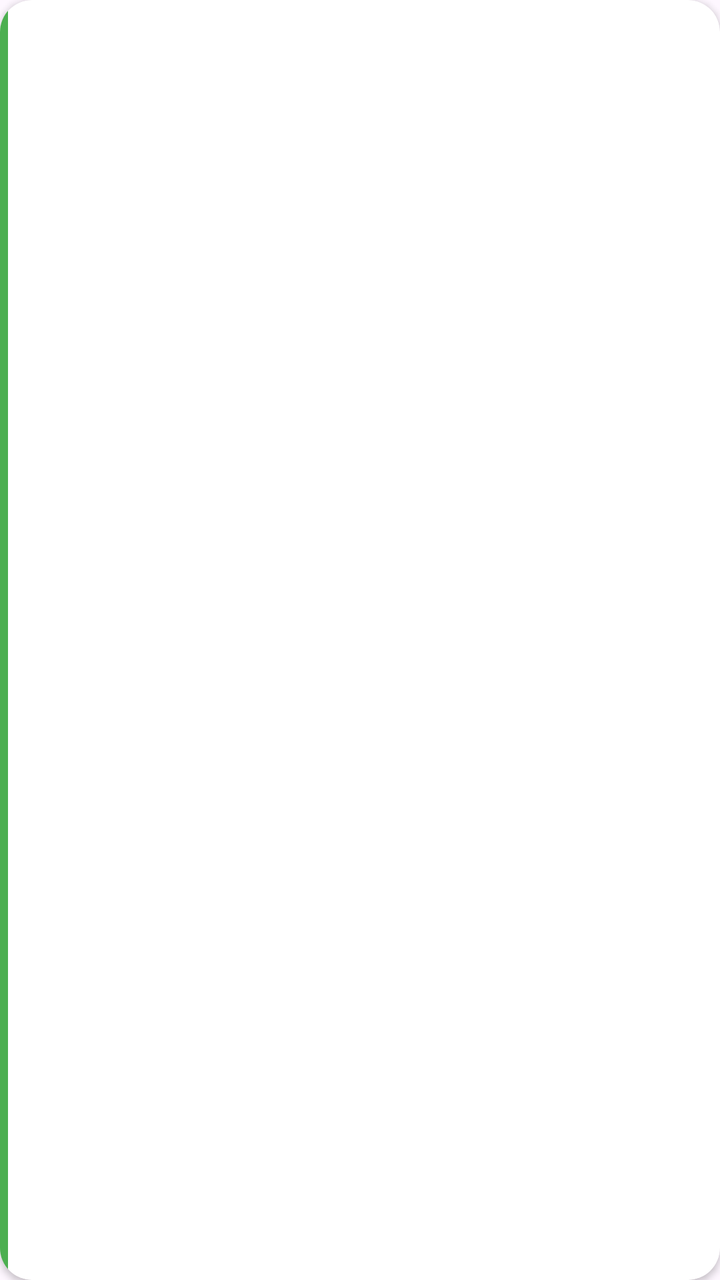
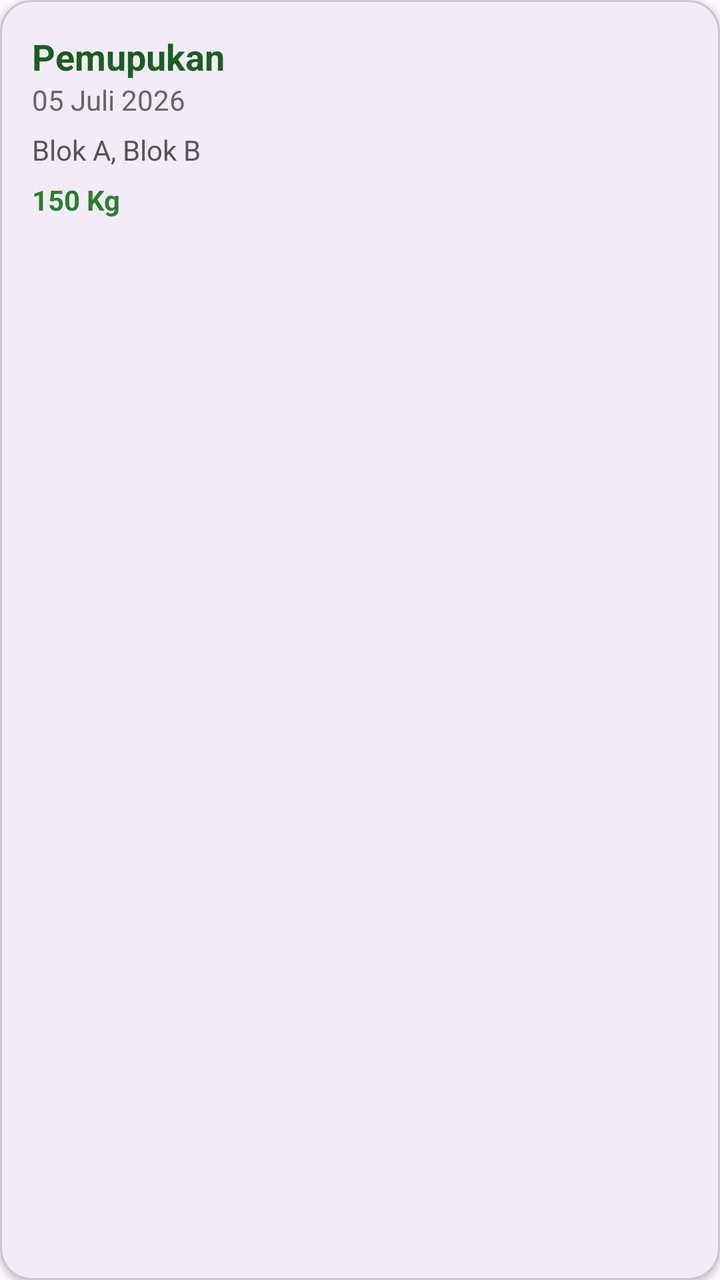

An Android layout rendered at two revisions. The XML below is the earlier revision; the diff shows what the commit changed to produce the second picture.
<!-- AndroidManifest.xml: application theme Theme.Notasawit -->
<!-- res/layout/item_riwayat_kegiatan.xml -->
<androidx.cardview.widget.CardView
    xmlns:android="http://schemas.android.com/apk/res/android"
    xmlns:app="http://schemas.android.com/apk/res-auto"
    android:layout_width="match_parent"
    android:layout_height="wrap_content"
    android:layout_marginHorizontal="16dp"
    android:layout_marginVertical="6dp"
    app:cardCornerRadius="16dp"
    app:cardElevation="2dp">

    <LinearLayout
        android:layout_width="match_parent"
        android:layout_height="wrap_content"
        android:orientation="vertical">

        
        <View
            android:id="@+id/viewIndicator"
            android:layout_width="4dp"
            android:layout_height="match_parent"
            android:background="#4CAF50"/>

        <LinearLayout
            android:layout_width="match_parent"
            android:layout_height="wrap_content"
            android:orientation="vertical"
            android:padding="16dp">

            
            <LinearLayout
                android:layout_width="match_parent"
                android:layout_height="wrap_content">

                
                <LinearLayout
                    android:id="@+id/iconContainer"
                    android:layout_width="48dp"
                    android:layout_height="48dp"
                    android:gravity="center"
                    android:background="@color/agri_green_light">

                    <ImageView
                        android:id="@+id/imgJenis"
                        android:layout_width="24dp"
                        android:layout_height="24dp"
                        android:src="@drawable/harvest"/>
                </LinearLayout>

                
                <LinearLayout
                    android:layout_width="0dp"
                    android:layout_height="wrap_content"
                    android:layout_weight="1"
                    android:layout_marginStart="12dp"
                    android:orientation="vertical">

                    <TextView
                        android:id="@+id/txtJenis"
                        android:layout_width="wrap_content"
                        android:layout_height="wrap_content"
                        android:text="Panen"
                        android:textStyle="bold"
                        android:textSize="16sp"/>

                    <TextView
                        android:id="@+id/txtLahan"
                        android:layout_width="wrap_content"
                        android:layout_height="wrap_content"
                        android:text="Blok A • Lahan 03"
                        android:textColor="#757575"
                        android:textSize="13sp"/>
                </LinearLayout>

                
                <LinearLayout
                    android:layout_width="wrap_content"
                    android:layout_height="wrap_content"
                    android:orientation="vertical"
                    android:gravity="end">

                    <TextView
                        android:id="@+id/txtTanggal"
                        android:layout_width="wrap_content"
                        android:layout_height="wrap_content"
                        android:text="12 Jun 2026"
                        android:textColor="#757575"
                        android:textSize="12sp"/>


                </LinearLayout>

            </LinearLayout>

            
            <View
                android:layout_width="match_parent"
                android:layout_height="1dp"
                android:background="#EEEEEE"
                android:layout_marginVertical="12dp"/>

            
            <LinearLayout
                android:layout_width="match_parent"
                android:layout_height="wrap_content">

                <LinearLayout
                    android:layout_width="0dp"
                    android:layout_height="wrap_content"
                    android:layout_weight="1"
                    android:orientation="vertical">

                    <TextView
                        android:layout_width="wrap_content"
                        android:layout_height="wrap_content"
                        android:text="JUMLAH"
                        android:textColor="#9E9E9E"
                        android:textSize="11sp"/>

                    <TextView
                        android:id="@+id/txtJumlah"
                        android:layout_width="wrap_content"
                        android:layout_height="wrap_content"
                        android:text="1.240 Kg"
                        android:textStyle="bold"
                        android:textSize="18sp"/>
                </LinearLayout>

                <View
                    android:layout_width="1dp"
                    android:layout_height="40dp"
                    android:background="#EEEEEE"/>

                <LinearLayout
                    android:layout_width="0dp"
                    android:layout_height="wrap_content"
                    android:layout_weight="1"
                    android:layout_marginStart="16dp"
                    android:orientation="vertical">

                    <TextView
                        android:layout_width="wrap_content"
                        android:layout_height="wrap_content"
                        android:text="KETERANGAN"
                        android:textColor="#9E9E9E"
                        android:textSize="11sp"/>

                    <TextView
                        android:id="@+id/txtKeterangan"
                        android:layout_width="wrap_content"
                        android:layout_height="wrap_content"
                        android:text="Panen TBS"
                        android:textSize="15sp"/>
                </LinearLayout>

            </LinearLayout>

        </LinearLayout>

    </LinearLayout>

</androidx.cardview.widget.CardView>
<!-- resources referenced by this layout -->
<resources>
  <color name="agri_green_light">#E2EBE2</color>
  <!-- drawable harvest: png bitmap (drawable, 648 bytes) -->
  <style name="Theme.Notasawit" parent="Base.Theme.Notasawit" />
  <style name="Base.Theme.Notasawit" parent="Theme.Material3.DayNight.NoActionBar">
          
          
      </style>
</resources>

<!-- the commit's change to res/layout/item_riwayat_kegiatan.xml (unified diff, before → after) -->
@@ -1,161 +1,52 @@
-<androidx.cardview.widget.CardView
+<?xml version="1.0" encoding="utf-8"?>
+<com.google.android.material.card.MaterialCardView
     xmlns:android="http://schemas.android.com/apk/res/android"
     xmlns:app="http://schemas.android.com/apk/res-auto"
     android:layout_width="match_parent"
     android:layout_height="wrap_content"
-    android:layout_marginHorizontal="16dp"
-    android:layout_marginVertical="6dp"
+    android:layout_margin="8dp"
     app:cardCornerRadius="16dp"
     app:cardElevation="2dp">
 
     <LinearLayout
         android:layout_width="match_parent"
         android:layout_height="wrap_content"
-        android:orientation="vertical">
+        android:orientation="vertical"
+        android:padding="16dp">
 
-        
-        <View
-            android:id="@+id/viewIndicator"
-            android:layout_width="4dp"
-            android:layout_height="match_parent"
-            android:background="#4CAF50"/>
+        <TextView
+            android:id="@+id/tvJenis"
+            android:layout_width="wrap_content"
+            android:layout_height="wrap_content"
+            android:text="Pemupukan"
+            android:textStyle="bold"
+            android:textSize="18sp"
+            android:textColor="#1B5E20"/>
 
-        <LinearLayout
-            android:layout_width="match_parent"
+        <TextView
+            android:id="@+id/tvTanggal"
+            android:layout_width="wrap_content"
             android:layout_height="wrap_content"
-            android:orientation="vertical"
-            android:padding="16dp">
+            android:text="05 Juli 2026"
+            android:textColor="#666"/>
 
-            
-            <LinearLayout
-                android:layout_width="match_parent"
-                android:layout_height="wrap_content">
+        <TextView
+            android:id="@+id/tvLahan"
+            android:layout_width="wrap_content"
+            android:layout_height="wrap_content"
+            android:text="Blok A, Blok B"
+            android:textColor="#555"
+            android:layout_marginTop="6dp"/>
 
-                
-                <LinearLayout
-                    android:id="@+id/iconContainer"
-                    android:layout_width="48dp"
-                    android:layout_height="48dp"
-                    android:gravity="center"
-                    android:background="@color/agri_green_light">
-
-                    <ImageView
-                        android:id="@+id/imgJenis"
-                        android:layout_width="24dp"
-                        android:layout_height="24dp"
-                        android:src="@drawable/harvest"/>
-                </LinearLayout>
-
-                
-                <LinearLayout
-                    android:layout_width="0dp"
-                    android:layout_height="wrap_content"
-                    android:layout_weight="1"
-                    android:layout_marginStart="12dp"
-                    android:orientation="vertical">
-
-                    <TextView
-                        android:id="@+id/txtJenis"
-                        android:layout_width="wrap_content"
-                        android:layout_height="wrap_content"
-                        android:text="Panen"
-                        android:textStyle="bold"
-                        android:textSize="16sp"/>
-
-                    <TextView
-                        android:id="@+id/txtLahan"
-                        android:layout_width="wrap_content"
-                        android:layout_height="wrap_content"
-                        android:text="Blok A • Lahan 03"
-                        android:textColor="#757575"
-                        android:textSize="13sp"/>
-                </LinearLayout>
-
-                
-                <LinearLayout
-                    android:layout_width="wrap_content"
-                    android:layout_height="wrap_content"
-                    android:orientation="vertical"
-                    android:gravity="end">
-
-                    <TextView
-                        android:id="@+id/txtTanggal"
-                        android:layout_width="wrap_content"
-                        android:layout_height="wrap_content"
-                        android:text="12 Jun 2026"
-                        android:textColor="#757575"
-                        android:textSize="12sp"/>
-
-
-                </LinearLayout>
-
-            </LinearLayout>
-
-            
-            <View
-                android:layout_width="match_parent"
-                android:layout_height="1dp"
-                android:background="#EEEEEE"
-                android:layout_marginVertical="12dp"/>
-
-            
-            <LinearLayout
-                android:layout_width="match_parent"
-                android:layout_height="wrap_content">
-
-                <LinearLayout
-                    android:layout_width="0dp"
-                    android:layout_height="wrap_content"
-                    android:layout_weight="1"
-                    android:orientation="vertical">
-
-                    <TextView
-                        android:layout_width="wrap_content"
-                        android:layout_height="wrap_content"
-                        android:text="JUMLAH"
-                        android:textColor="#9E9E9E"
-                        android:textSize="11sp"/>
-
-                    <TextView
-                        android:id="@+id/txtJumlah"
-                        android:layout_width="wrap_content"
-                        android:layout_height="wrap_content"
-                        android:text="1.240 Kg"
-                        android:textStyle="bold"
-                        android:textSize="18sp"/>
-                </LinearLayout>
-
-                <View
-                    android:layout_width="1dp"
-                    android:layout_height="40dp"
-                    android:background="#EEEEEE"/>
-
-                <LinearLayout
-                    android:layout_width="0dp"
-                    android:layout_height="wrap_content"
-                    android:layout_weight="1"
-                    android:layout_marginStart="16dp"
-                    android:orientation="vertical">
-
-                    <TextView
-                        android:layout_width="wrap_content"
-                        android:layout_height="wrap_content"
-                        android:text="KETERANGAN"
-                        android:textColor="#9E9E9E"
-                        android:textSize="11sp"/>
-
-                    <TextView
-                        android:id="@+id/txtKeterangan"
-                        android:layout_width="wrap_content"
-                        android:layout_height="wrap_content"
-                        android:text="Panen TBS"
-                        android:textSize="15sp"/>
-                </LinearLayout>
-
-            </LinearLayout>
-
-        </LinearLayout>
+        <TextView
+            android:id="@+id/tvJumlah"
+            android:layout_width="wrap_content"
+            android:layout_height="wrap_content"
+            android:text="150 Kg"
+            android:textStyle="bold"
+            android:textColor="#2E7D32"
+            android:layout_marginTop="6dp"/>
 
     </LinearLayout>
 
-</androidx.cardview.widget.CardView>
+</com.google.android.material.card.MaterialCardView>
<!-- resource entries referenced after the edit -->
@@ -1,7 +1,5 @@
 <!-- resources referenced by this layout -->
 <resources>
-  <color name="agri_green_light">#E2EBE2</color>
-  <!-- drawable harvest: png bitmap (drawable, 648 bytes) -->
   <style name="Theme.Notasawit" parent="Base.Theme.Notasawit" />
   <style name="Base.Theme.Notasawit" parent="Theme.Material3.DayNight.NoActionBar">
           
